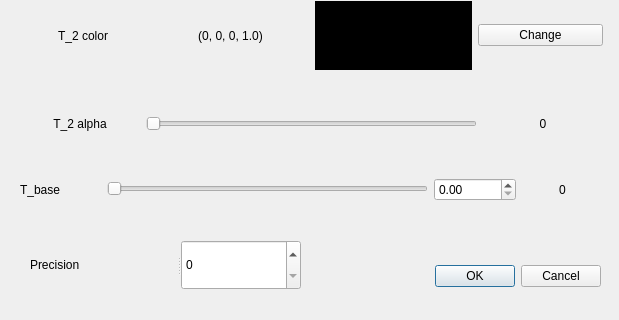
Above: threshold_3_dialog_base.ui from nanotyrannus/qgis-threshold3 before the change; both pictures show x 0 to 619 and y 510 to 830 of the 619 by 830 pixel window. Below: the same form after it.
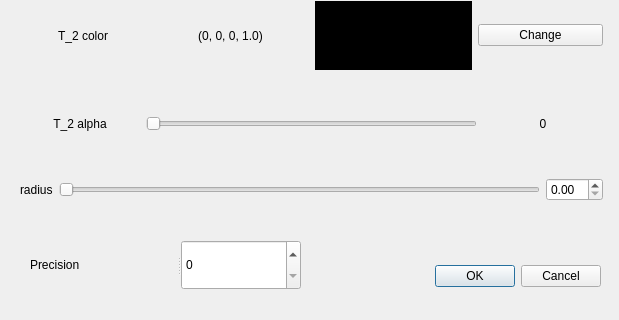
That is the form after the change.

Commit message: Change "T_base" to "radius". Function is the same, but behavior is changed such that rendering distance is treated as range from T_1 instead of a separate value.

```diff
--- a/threshold_3_dialog_base.ui
+++ b/threshold_3_dialog_base.ui
@@ -48,7 +48,7 @@
     <set>Qt::AlignCenter</set>
    </property>
   </widget>
-  <widget class="QWidget" name="">
+  <widget class="QWidget" name="layoutWidget">
    <property name="geometry">
     <rect>
      <x>20</x>
@@ -462,48 +462,23 @@
     </item>
     <item>
      <layout class="QGridLayout" name="gridLayout_4">
+      <item row="0" column="2">
+       <widget class="QDoubleSpinBox" name="doubleSpinBox_b"/>
+      </item>
       <item row="0" column="0">
        <widget class="QLabel" name="base_label">
         <property name="text">
-         <string>T_base</string>
+         <string>radius</string>
         </property>
        </widget>
       </item>
       <item row="0" column="1">
        <widget class="QSlider" name="base_slider">
-        <property name="minimumSize">
-         <size>
-          <width>321</width>
-          <height>20</height>
-         </size>
-        </property>
-        <property name="maximumSize">
-         <size>
-          <width>321</width>
-          <height>20</height>
-         </size>
-        </property>
         <property name="orientation">
          <enum>Qt::Horizontal</enum>
         </property>
        </widget>
       </item>
-      <item row="0" column="2">
-       <widget class="QDoubleSpinBox" name="doubleSpinBox_b"/>
-      </item>
-      <item row="0" column="3">
-       <widget class="QLabel" name="base_value">
-        <property name="text">
-         <string>0</string>
-        </property>
-        <property name="textFormat">
-         <enum>Qt::PlainText</enum>
-        </property>
-        <property name="alignment">
-         <set>Qt::AlignCenter</set>
-        </property>
-       </widget>
-      </item>
      </layout>
     </item>
    </layout>
```
The commit also changes 2 other files.
